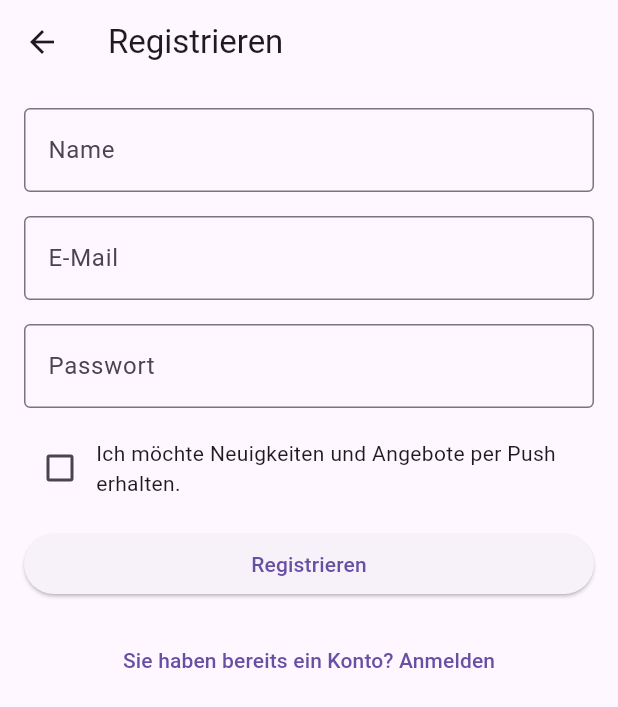
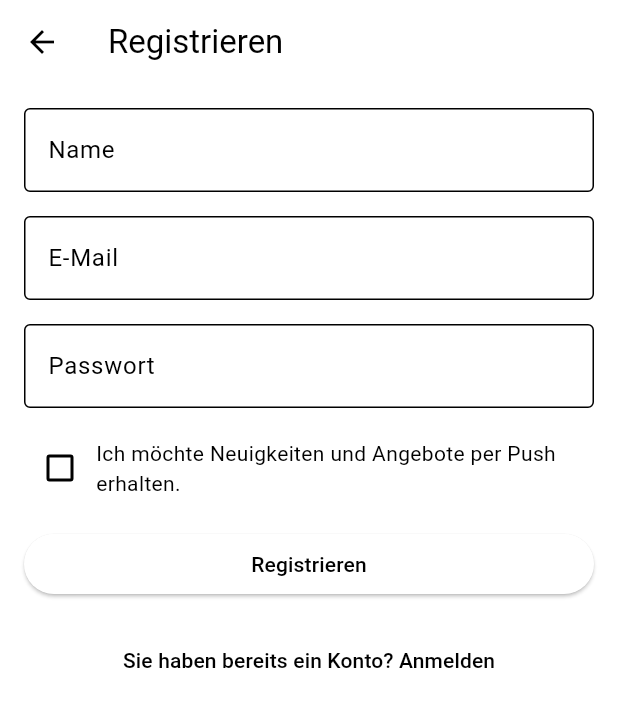
Before and after one commit to tenesky/salonmanager, a Flutter app: the screen it shows after launch, after a tap on "Registrieren", on a phone screen of 412 x 824 dp. Shown: the top 707 px of the screen. Run offline on Flutter 3.47's test engine with Material 3 defaults, Android fonts, the phone set to English and light mode, and no system bars.

Commit message:
Update V0.1.4

```diff
--- a/lib/app.dart
+++ b/lib/app.dart
@@ -13,6 +13,9 @@ import 'features/auth/pages/reset_password_page.dart';
 import 'features/home/pages/home_page.dart';
 import 'features/salon/pages/salon_list_page.dart';
 
+// Import theme
+import 'core/theme.dart';
+
 /// The root widget of the application. This sets up a basic
 /// [MaterialApp] with placeholder theming and a placeholder home
 /// widget.  Detailed routing, theming and state management will be
@@ -24,13 +27,11 @@ class MyApp extends StatelessWidget {
   Widget build(BuildContext context) {
     return MaterialApp(
       title: 'SalonManager',
-      // Provide light and dark themes; actual colors are defined in core/theme.dart.
-      theme: ThemeData(
-        brightness: Brightness.light,
-      ),
-      darkTheme: ThemeData(
-        brightness: Brightness.dark,
-      ),
+      // Use the predefined light and dark themes from core/theme.dart. These define
+      // primary and secondary colors (black and gold) and ensure consistent
+      // styling across the app.
+      theme: lightTheme,
+      darkTheme: darkTheme,
       // Define the initial route and route table.
       initialRoute: '/',
       routes: {
@@ -43,6 +44,10 @@ class MyApp extends StatelessWidget {
         '/reset-password': (context) => const ResetPasswordPage(),
         '/home': (context) => const HomePage(),
         '/salon-list': (context) => const SalonListPage(),
+        // Route used for demo login. Without a backend this simply opens the
+        // Home page to allow testing of navigation and UI flows without
+        // authentication.
+        '/demo': (context) => const HomePage(),
       },
     );
   }
--- /dev/null
+++ b/lib/common/themed_background.dart
@@ -0,0 +1,29 @@
+import 'package:flutter/material.dart';
+
+/// A wrapper widget that paints a patterned background image depending on the
+/// current theme (light or dark).  It should be used for screens that
+/// appear after the login process.  The image assets must be declared in
+/// `pubspec.yaml` under the `assets` section.
+class ThemedBackground extends StatelessWidget {
+  final Widget child;
+
+  const ThemedBackground({Key? key, required this.child}) : super(key: key);
+
+  @override
+  Widget build(BuildContext context) {
+    final brightness = Theme.of(context).brightness;
+    // Choose the appropriate background asset based on the current theme.
+    final String imagePath = brightness == Brightness.dark
+        ? 'assets/background_dark.png'
+        : 'assets/background_light.png';
+    return Container(
+      decoration: BoxDecoration(
+        image: DecorationImage(
+          image: AssetImage(imagePath),
+          fit: BoxFit.cover,
+        ),
+      ),
+      child: child,
+    );
+  }
+}
--- a/lib/features/auth/pages/welcome_page.dart
+++ b/lib/features/auth/pages/welcome_page.dart
@@ -8,71 +8,163 @@ class WelcomePage extends StatelessWidget {
 
   @override
   Widget build(BuildContext context) {
+    // Retrieve primary (black) and secondary (gold) colors from the current
+    // theme. These are defined in `core/theme.dart` and ensure
+    // consistency with the global design guidelines【178541174647508†L13-L15】.
     final Color primary = Theme.of(context).colorScheme.primary;
     final Color secondary = Theme.of(context).colorScheme.secondary;
+    final Color onSecondary = Colors.black;
+
     return Scaffold(
+      // Transparent AppBar with language and theme toggles
+      appBar: AppBar(
+        backgroundColor: Colors.transparent,
+        elevation: 0,
+        automaticallyImplyLeading: false,
+        actions: [
+          IconButton(
+            icon: const Icon(Icons.translate),
+            tooltip: 'Sprache wechseln',
+            onPressed: () {
+              // TODO: implement locale switching (DE/EN). For now just show a SnackBar.
+              ScaffoldMessenger.of(context).showSnackBar(
+                const SnackBar(content: Text('Sprachumschaltung folgt …')),
+              );
+            },
+          ),
+          IconButton(
+            icon: Icon(Theme.of(context).brightness == Brightness.light
+                ? Icons.dark_mode
+                : Icons.light_mode),
+            tooltip: 'Theme wechseln',
+            onPressed: () {
+              // TODO: implement theme switching. For now inform the user.
+              ScaffoldMessenger.of(context).showSnackBar(
+                const SnackBar(content: Text('Theme-Umschaltung folgt …')),
+              );
+            },
+          ),
+        ],
+      ),
       backgroundColor: primary,
       body: SafeArea(
-        child: Center(
         child: Padding(
           padding: const EdgeInsets.symmetric(horizontal: 24.0),
           child: Column(
-              mainAxisAlignment: MainAxisAlignment.center,
             crossAxisAlignment: CrossAxisAlignment.center,
-              mainAxisSize: MainAxisSize.min,
             children: [
-                // Placeholder for branding / claim
-                Text(
-                  'SalonManager',
-                  style: TextStyle(
-                    color: secondary,
-                    fontSize: 32,
-                    fontWeight: FontWeight.bold,
-                  ),
+              const SizedBox(height: 48),
+              // Hero section with custom logo asset. This image comes from
+              // the provided SalonManager branding and contains the
+              // scissors and "S" motif as well as the brand name. The tagline
+              // appears below the image.
+              Image.asset(
+                'assets/logo_full.png',
+                height: 200,
+                fit: BoxFit.contain,
               ),
               const SizedBox(height: 16),
               Text(
-                  'Die All‑in‑One‑Lösung für moderne Salons',
+                'Die All‑in‑One‑Lösung für\nmoderne Salons',
                 textAlign: TextAlign.center,
                 style: TextStyle(
-                    color: secondary.withOpacity(0.8),
-                    fontSize: 16,
+                  color: secondary.withOpacity(0.9),
+                  fontSize: 18,
+                  fontWeight: FontWeight.w400,
                 ),
               ),
-                const SizedBox(height: 48),
-                SizedBox(
-                  width: double.infinity,
-                  child: ElevatedButton(
-                    style: ElevatedButton.styleFrom(
-                      backgroundColor: secondary,
-                      foregroundColor: primary,
+              const Spacer(),
+              // CTA stack: Login, Register, Guest
+              Column(
+                crossAxisAlignment: CrossAxisAlignment.stretch,
+                children: [
+                  // Primary action: anmelden (outlined in gold, dark background)
+                  OutlinedButton(
+                    style: OutlinedButton.styleFrom(
+                      side: BorderSide(color: secondary, width: 2),
+                      foregroundColor: secondary,
                       padding: const EdgeInsets.symmetric(vertical: 16),
+                      textStyle: const TextStyle(fontSize: 16),
                     ),
                     onPressed: () {
                       Navigator.of(context).pushNamed('/login');
                     },
-                    child: const Text('Login'),
+                    child: const Text('Anmelden'),
                   ),
-                ),
-                const SizedBox(height: 12),
-                SizedBox(
-                  width: double.infinity,
-                  child: OutlinedButton(
-                    style: OutlinedButton.styleFrom(
-                      side: BorderSide(color: secondary),
-                      foregroundColor: secondary,
+                  const SizedBox(height: 16),
+                  // Secondary action: registrieren (gold filled)
+                  ElevatedButton(
+                    style: ElevatedButton.styleFrom(
+                      backgroundColor: secondary,
+                      foregroundColor: onSecondary,
                       padding: const EdgeInsets.symmetric(vertical: 16),
+                      textStyle: const TextStyle(fontSize: 16),
                     ),
                     onPressed: () {
-                      // Navigate to customer registration by default. Salon‑Owner registration
-                      // can be accessed from within the registration screen.
                       Navigator.of(context).pushNamed('/register-customer');
                     },
                     child: const Text('Registrieren'),
                   ),
+                  const SizedBox(height: 16),
+                  // Tertiary action: Als Gast fortfahren (outlined gold)
+                  OutlinedButton(
+                    style: OutlinedButton.styleFrom(
+                      side: BorderSide(color: secondary, width: 2),
+                      foregroundColor: secondary,
+                      padding: const EdgeInsets.symmetric(vertical: 16),
+                      textStyle: const TextStyle(fontSize: 16),
+                    ),
+                    onPressed: () {
+                      // Navigate directly to the home page without authentication.
+                      Navigator.of(context).pushNamed('/home');
+                    },
+                    child: const Text('Als Gast fortfahren'),
+                  ),
+                  const SizedBox(height: 24),
+                  // Demo ansehen: simple text button
+                  Center(
+                    child: TextButton(
+                      onPressed: () {
+                        // Navigate to the demo route (home) so the user can explore
+                        Navigator.of(context).pushNamed('/demo');
+                      },
+                      child: const Text(
+                        'Demo ansehen',
+                        style: TextStyle(fontSize: 14),
+                      ),
+                    ),
                   ),
                 ],
               ),
+              const SizedBox(height: 32),
+              // Footer with Impressum and version number
+              Row(
+                mainAxisAlignment: MainAxisAlignment.spaceBetween,
+                children: [
+                  GestureDetector(
+                    onTap: () {
+                      // TODO: navigate to impressum page when implemented
+                    },
+                    child: Text(
+                      'Impressum',
+                      style: TextStyle(
+                        color: secondary.withOpacity(0.6),
+                        fontSize: 12,
+                        decoration: TextDecoration.underline,
+                      ),
+                    ),
+                  ),
+                  Text(
+                    'v0.1',
+                    style: TextStyle(
+                      color: secondary.withOpacity(0.6),
+                      fontSize: 12,
+                    ),
+                  ),
+                ],
+              ),
+              const SizedBox(height: 16),
+            ],
           ),
         ),
       ),
--- a/lib/features/home/pages/home_page.dart
+++ b/lib/features/home/pages/home_page.dart
@@ -1,4 +1,5 @@
 import 'package:flutter/material.dart';
+import '../../../common/themed_background.dart';
 
 /// Home page for customers. This screen shows a simple search field,
 /// a placeholder map section and a few recommended salons. It serves
@@ -15,7 +16,8 @@ class HomePage extends StatelessWidget {
       appBar: AppBar(
         title: const Text('Home'),
       ),
-      body: SingleChildScrollView(
+      body: ThemedBackground(
+        child: SingleChildScrollView(
           padding: const EdgeInsets.all(16.0),
           child: Column(
             crossAxisAlignment: CrossAxisAlignment.stretch,
@@ -89,6 +91,7 @@ class HomePage extends StatelessWidget {
             ],
           ),
         ),
+      ),
     );
   }
 }
--- a/pubspec.yaml
+++ b/pubspec.yaml
@@ -1,6 +1,6 @@
 name: salonmanager
 description: SalonManager Flutter App – Grundstruktur
-version: 0.1.3
+version: 0.1.4
 
 environment:
   sdk: ">=2.17.0 <3.0.0"
```
Also changed, not shown: assets/background_dark.png (added), assets/background_light.png (added), assets/icon_cropped.png (added), assets/icon_cropped2.png (added), assets/icon_manual_crop.png (added), assets/logo_cropped.png (added), assets/logo_full.png (added), assets/logo_icon.png (added), assets/logo_icon2.png (added), assets/logo_symbol.png (added), assets/logo_symbol_from_full.png (added), 32 other files. Lines whose indentation alone changed are shown as unchanged.
